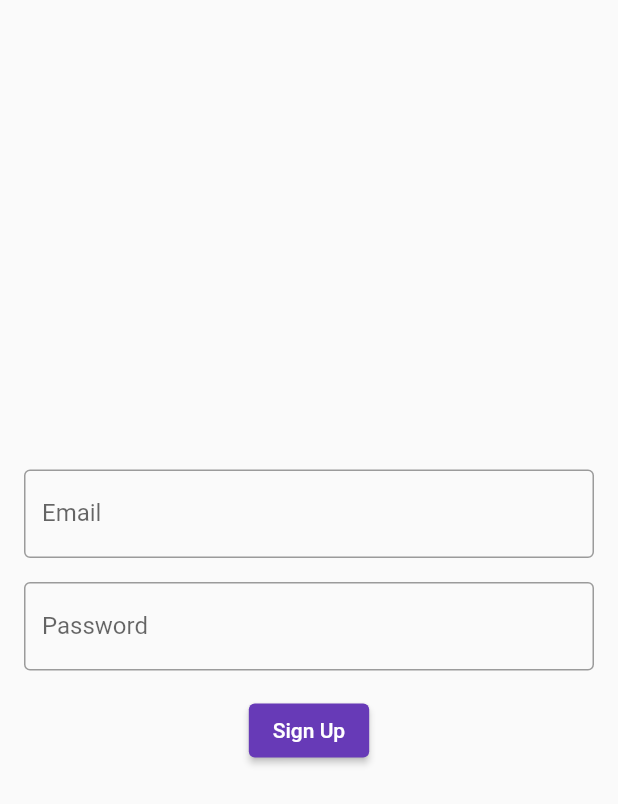
After one commit to ricojamie/Paradox, a Flutter app: the screen it shows after launch, after a tap on "Login", after a tap on "Sign Up", on a phone screen of 412 x 824 dp. The commit adds this screen. Shown: the top 804 px of the screen. Run offline on Flutter 3.47's test engine with Material 2 defaults, Android fonts, the light colour scheme and no system bars; our stand-ins replace supabase_flutter; accounts and stored records are empty; network calls fail.

Commit message:
Added Supabase and login

```diff
--- a/lib/login.dart
+++ b/lib/login.dart
@@ -1,8 +1,49 @@
 import 'package:flutter/material.dart';
+import 'package:supabase_flutter/supabase_flutter.dart';
+import 'package:paradox/signup.dart';
 
-class LoginScreen extends StatelessWidget {
+class AuthRepository {
+  final _authclient = Supabase.instance.client.auth;
+
+  Future<void> logIn(String email, String password) async {
+    final response =
+        await _authclient.signInWithPassword(email: email, password: password);
+  }
+}
+
+final supabase = Supabase.instance.client;
+
+class LoginScreen extends StatefulWidget {
+  LoginScreen({super.key});
+
+  @override
+  State<LoginScreen> createState() => _LoginScreenState();
+}
+
+class _LoginScreenState extends State<LoginScreen> {
   final TextEditingController emailController = TextEditingController();
   final TextEditingController passwordController = TextEditingController();
+
+  final authrepository = AuthRepository();
+  String? _errorMessage;
+
+  Future<void> _handleLogIn() async {
+    final email = emailController.text.trim();
+    final password = passwordController.text.trim();
+
+    try {
+      await authrepository.logIn(email, password);
+      Navigator.pushReplacementNamed(context, '/next');
+    } catch (error) {
+      setState(() {
+        _errorMessage = error.toString();
+      });
+    }
+  }
+
+  Future SignOut() async {
+    await supabase.auth.signOut();
+  }
 
   @override
   Widget build(BuildContext context) {
@@ -35,11 +76,23 @@ class LoginScreen extends StatelessWidget {
           ),
           SizedBox(height: 16),
           ElevatedButton(
-            onPressed: () {
-              // Perform login validation and navigate to next screen
-            },
+            onPressed: _handleLogIn,
             child: Text('Login'),
           ),
+          ElevatedButton(
+            onPressed: () {
+              Navigator.pushNamed(context, '/signup');
+            },
+            child: Text('Sign Up'),
+          ),
+          if (_errorMessage != null)
+            Padding(
+              padding: EdgeInsets.all(16),
+              child: Text(
+                _errorMessage!,
+                style: TextStyle(color: Colors.red),
+              ),
+            )
         ],
       ),
     );
--- a/lib/main.dart
+++ b/lib/main.dart
@@ -1,7 +1,23 @@
 import 'package:flutter/material.dart';
+
+import 'package:supabase_flutter/supabase_flutter.dart';
+
 import 'package:paradox/login.dart';
+import 'package:paradox/signup.dart';
+import 'package:paradox/placeholder.dart';
 
-void main() => runApp(const Paradox());
+Future<void> main() async {
+  WidgetsFlutterBinding.ensureInitialized();
+
+  await Supabase.initialize(
+    url: "https://uyeyihcnxerjuxhxzriw.supabase.co",
+    anonKey:
+        'eyJhbGciOiJIUzI1NiIsInR5cCI6IkpXVCJ9.eyJpc3MiOiJzdXBhYmFzZSIsInJlZiI6InV5ZXlpaGNueGVyanV4aHh6cml3Iiwicm9sZSI6ImFub24iLCJpYXQiOjE2Nzk3ODEzNzgsImV4cCI6MTk5NTM1NzM3OH0.OiYkCngBwbq313Gzvo30-oPIiGZyi9uLY3mDj_0Ptss',
+  );
+  runApp(Paradox());
+}
+
+final supabase = Supabase.instance.client;
 
 class Paradox extends StatelessWidget {
   const Paradox({Key? key}) : super(key: key);
@@ -9,14 +25,26 @@ class Paradox extends StatelessWidget {
   @override
   Widget build(BuildContext context) => MaterialApp(
         title: 'Paradox',
+        initialRoute: '/',
+        routes: {
+          '/login': (context) => LoginScreen(),
+          '/next': (context) => name(),
+          '/signup': (context) => SignUpScreen(),
+        },
         theme: ThemeData(primarySwatch: Colors.deepPurple),
         home: Scaffold(
           appBar: AppBar(
-            title: const Text("Paradox"),
+            title: Text("Paradox"),
           ),
-          body: LoginScreen(),
-          // body: const Center(
-          //   child: Text("Hello"),
+          body: Builder(builder: (context) {
+            final user = supabase.auth.currentUser;
+
+            if (user == null) {
+              return LoginScreen();
+            } else {
+              return name();
+            }
+          }),
         ),
       );
 }
--- /dev/null
+++ b/lib/signup.dart
@@ -0,0 +1,90 @@
+import 'package:flutter/material.dart';
+import 'package:supabase_flutter/supabase_flutter.dart';
+
+class AuthRepository {
+  final _authClient = Supabase.instance.client.auth;
+
+  Future<void> signUp(String email, String password) async {
+    final response = await _authClient.signUp(email: email, password: password);
+  }
+}
+
+class SignUpScreen extends StatefulWidget {
+  SignUpScreen({super.key});
+
+  @override
+  State<SignUpScreen> createState() => _SignUpScreenState();
+}
+
+class _SignUpScreenState extends State<SignUpScreen> {
+  final TextEditingController emailController = TextEditingController();
+  final TextEditingController passwordController = TextEditingController();
+
+  final authrepository = AuthRepository();
+
+  Future<void> _handleSignUp() async {
+    final email = emailController.text.trim();
+    final password = passwordController.text.trim();
+
+    try {
+      await authrepository.signUp(email, password);
+      Navigator.pushReplacementNamed(context, '/next');
+    } catch (error) {}
+  }
+
+  // Future<bool> createUser({
+  //   required final String email,
+  //   required final String password,
+  // }) async {
+  //   final response = await supabase.auth.signUp(
+  //     email: email,
+  //     password: password,
+  //   );
+  //   if (response.user == null) {
+  //     return true;
+  //   }else (
+  //     return false
+  //   );
+  // }
+
+  @override
+  Widget build(BuildContext context) {
+    return Scaffold(
+      body: Center(
+        child: Column(
+          mainAxisAlignment: MainAxisAlignment.center,
+          children: [
+            Padding(
+              padding: EdgeInsets.symmetric(horizontal: 16),
+              child: TextFormField(
+                controller: emailController,
+                keyboardType: TextInputType.emailAddress,
+                decoration: InputDecoration(
+                  labelText: "Email",
+                  border: OutlineInputBorder(),
+                ),
+              ),
+            ),
+            SizedBox(height: 16),
+            Padding(
+              padding: EdgeInsets.symmetric(horizontal: 16),
+              child: TextFormField(
+                controller: passwordController,
+                obscureText: true,
+                decoration: InputDecoration(
+                  labelText: 'Password',
+                  border: OutlineInputBorder(),
+                ),
+              ),
+            ),
+            SizedBox(height: 16),
+            ElevatedButton(
+              onPressed: _handleSignUp,
+              child: Text('Sign Up'),
+            ),
+          ],
+        ),
+      ),
+    );
+  }
+}
--- a/pubspec.yaml
+++ b/pubspec.yaml
@@ -35,6 +35,7 @@ dependencies:
   # The following adds the Cupertino Icons font to your application.
   # Use with the CupertinoIcons class for iOS style icons.
   cupertino_icons: ^1.0.2
+  supabase_flutter: ^1.5.0
 
 dev_dependencies:
   flutter_test:
```
Also changed, not shown: lib/placeholder.dart (added, +33 -0 lines), pubspec.lock, 5 other files.
